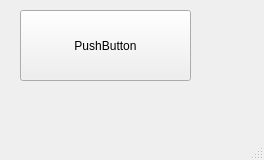
Qt form src/mainwindow.ui (ambiesoft/gallonge) before a commit.
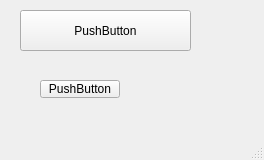
The same form after that commit.

```diff
--- a/src/mainwindow.ui
+++ b/src/mainwindow.ui
@@ -20,7 +20,20 @@
       <x>20</x>
       <y>10</y>
       <width>171</width>
-      <height>71</height>
+      <height>41</height>
+     </rect>
+    </property>
+    <property name="text">
+     <string>PushButton</string>
+    </property>
+   </widget>
+   <widget class="QPushButton" name="pushButton_2">
+    <property name="geometry">
+     <rect>
+      <x>40</x>
+      <y>80</y>
+      <width>80</width>
+      <height>18</height>
      </rect>
     </property>
     <property name="text">
```
